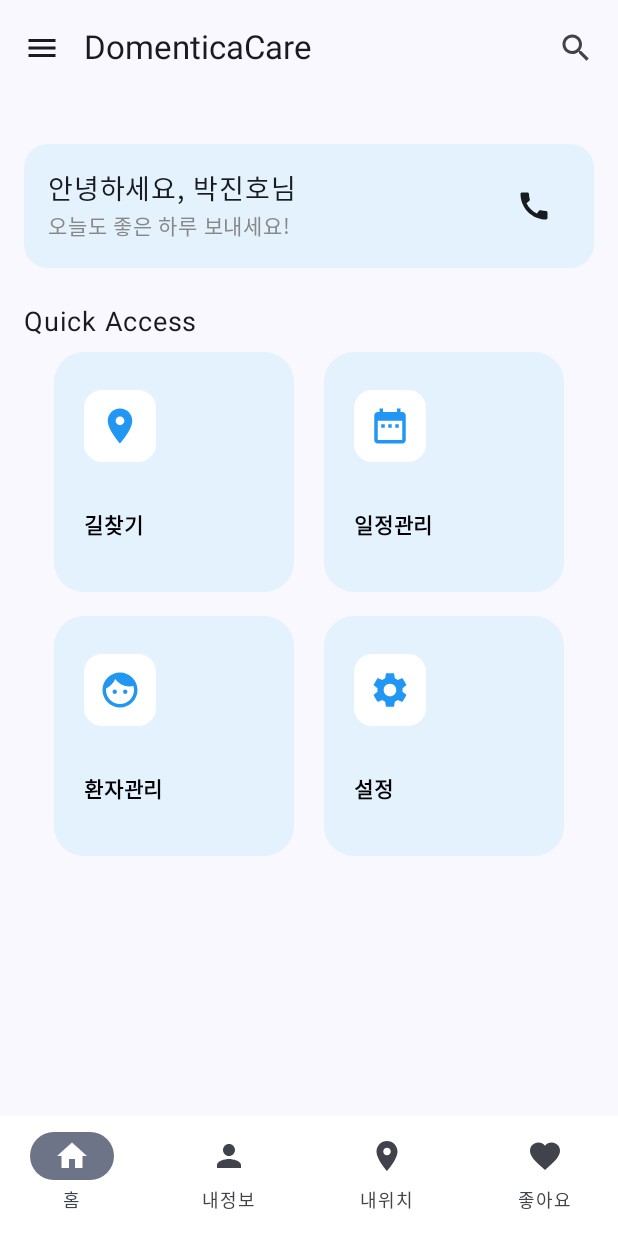
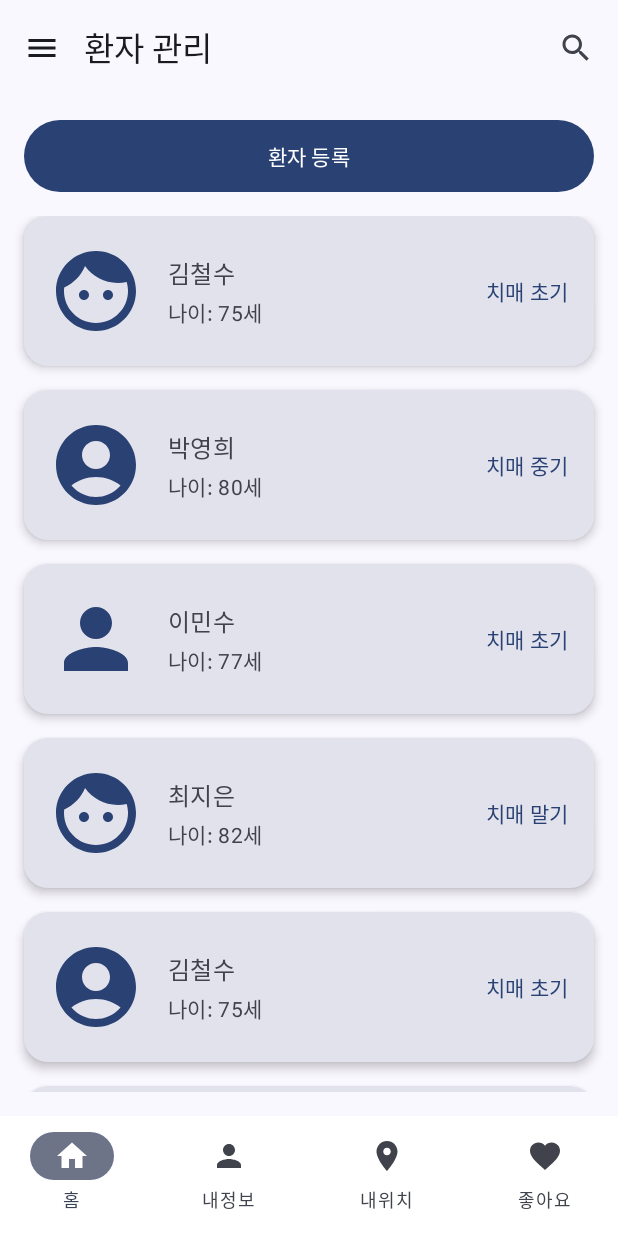
Before and after one commit to DomentiaCare/DomentiaCare, an Android app built with Jetpack Compose: the screen it shows after launch (MainActivity), after a tap on "환자관리", on a phone screen of 412 x 824 dp. Run offline under Robolectric (Android 15) with nearby library versions, the phone set to English and light mode, and no system bars; our stand-ins replace Dagger/Hilt's generated code; libraries missing offline, so code that uses them is left out: com.kakao.sdk; 1 statement that could not run was skipped.

Commit message:
환자 목록 화면
환자 목록 화면 생성, min sdk 31로 down

```diff
--- a/app/build.gradle.kts
+++ b/app/build.gradle.kts
@@ -28,7 +28,7 @@ android {
 
     defaultConfig {
         applicationId = "com.example.domentiacare"
-        minSdk = 34
+        minSdk = 31
         targetSdk = 34
         versionCode = 1
         versionName = "1.0"
@@ -76,6 +76,7 @@ dependencies {
     implementation(libs.androidx.ui.graphics)
     implementation(libs.androidx.ui.tooling.preview)
     implementation(libs.androidx.material3)
+    implementation(libs.androidx.work.runtime.ktx)
     testImplementation(libs.junit)
     androidTestImplementation(libs.androidx.junit)
     androidTestImplementation(libs.androidx.espresso.core)
--- a/app/src/main/AndroidManifest.xml
+++ b/app/src/main/AndroidManifest.xml
@@ -4,6 +4,7 @@
 
     <!-- 인터넷 사용 권한 설정-->
     <uses-permission android:name="android.permission.INTERNET" />
+    <uses-permission android:name="android.permission.POST_NOTIFICATIONS" />
     <uses-permission android:name="android.permission.READ_EXTERNAL_STORAGE"/>
     <uses-permission android:name="android.permission.WRITE_EXTERNAL_STORAGE"/>
     <application
--- a/app/src/main/java/com/example/domentiacare/MainActivity.kt
+++ b/app/src/main/java/com/example/domentiacare/MainActivity.kt
@@ -57,6 +57,7 @@ class MainActivity : ComponentActivity() {
             }
         }
     }
+
 }
 
 @Composable
--- a/app/src/main/java/com/example/domentiacare/ui/AppNavHost.kt
+++ b/app/src/main/java/com/example/domentiacare/ui/AppNavHost.kt
@@ -4,8 +4,9 @@ import androidx.compose.runtime.Composable
 import androidx.navigation.compose.NavHost
 import androidx.navigation.compose.composable
 import androidx.navigation.compose.rememberNavController
-import com.example.domentiacare.ui.screen.Schedule.AddScheduleScreen
+import com.example.domentiacare.ui.screen.schedule.AddScheduleScreen
 import com.example.domentiacare.ui.screen.home.Home
+import com.example.domentiacare.ui.screen.patientCare.PatientList
 import com.example.domentiacare.ui.screen.schedule.ScheduleScreen
 
 @Composable
@@ -22,5 +23,6 @@ fun AppNavHost() {
             val date = backStackEntry.arguments?.getString("selectedDate") ?: ""
             AddScheduleScreen(navController = navController, selectedDate = date)
         }
+        composable("patientList") { PatientList(navController) }
     }
 }
--- a/app/src/main/java/com/example/domentiacare/ui/screen/home/Home.kt
+++ b/app/src/main/java/com/example/domentiacare/ui/screen/home/Home.kt
@@ -119,7 +119,7 @@ fun Home(navController: NavController) {
                 }
                 Spacer(modifier = Modifier.height(16.dp))
                 Row(Modifier.fillMaxWidth(), horizontalArrangement = Arrangement.SpaceEvenly) {
-                    QuickAccessButton("환자관리", Icons.Default.Face, {})
+                    QuickAccessButton("환자관리", Icons.Default.Face, {navController.navigate("patientList")})
                     QuickAccessButton("설정", Icons.Default.Settings, {})
                 }
             }
--- /dev/null
+++ b/app/src/main/java/com/example/domentiacare/ui/screen/patientCare/PatientList.kt
@@ -0,0 +1,219 @@
+package com.example.domentiacare.ui.screen.patientCare
+
+import androidx.compose.foundation.layout.Arrangement
+import androidx.compose.foundation.layout.Column
+import androidx.compose.foundation.layout.Row
+import androidx.compose.foundation.layout.Spacer
+import androidx.compose.foundation.layout.fillMaxSize
+import androidx.compose.foundation.layout.fillMaxWidth
+import androidx.compose.foundation.layout.height
+import androidx.compose.foundation.layout.padding
+import androidx.compose.foundation.layout.size
+import androidx.compose.foundation.layout.width
+import androidx.compose.foundation.lazy.LazyColumn
+import androidx.compose.foundation.lazy.itemsIndexed
+import androidx.compose.foundation.shape.RoundedCornerShape
+import androidx.compose.material.icons.Icons
+import androidx.compose.material.icons.filled.AccountCircle
+import androidx.compose.material.icons.filled.Face
+import androidx.compose.material.icons.filled.Person
+import androidx.compose.material3.AlertDialog
+import androidx.compose.material3.Button
+import androidx.compose.material3.Card
+import androidx.compose.material3.CardDefaults
+import androidx.compose.material3.DrawerValue
+import androidx.compose.material3.Icon
+import androidx.compose.material3.MaterialTheme
+import androidx.compose.material3.OutlinedButton
+import androidx.compose.material3.OutlinedTextField
+import androidx.compose.material3.Scaffold
+import androidx.compose.material3.Text
+import androidx.compose.material3.rememberDrawerState
+import androidx.compose.runtime.Composable
+import androidx.compose.runtime.getValue
+import androidx.compose.runtime.mutableStateOf
+import androidx.compose.runtime.remember
+import androidx.compose.runtime.rememberCoroutineScope
+import androidx.compose.runtime.setValue
+import androidx.compose.ui.Alignment
+import androidx.compose.ui.Modifier
+import androidx.compose.ui.graphics.vector.ImageVector
+import androidx.compose.ui.unit.dp
+import androidx.compose.ui.unit.sp
+import androidx.navigation.NavController
+import com.example.domentiacare.ui.component.BottomNavBar
+import com.example.domentiacare.ui.component.TopBar
+
+data class Patient(
+    val name: String,
+    val age: Int,
+    val condition: String
+)
+
+@Composable
+fun PatientList(navController: NavController) {
+    val drawerState = rememberDrawerState(DrawerValue.Closed) // DrawerState 만들기
+    val scope = rememberCoroutineScope()
+    // ✅ 다이얼로그 표시 여부 관리
+    var showDialog by remember { mutableStateOf(false) }
+
+    val patients = listOf(
+        Patient("김철수", 75, "치매 초기"),
+        Patient("박영희", 80, "치매 중기"),
+        Patient("이민수", 77, "치매 초기"),
+        Patient("최지은", 82, "치매 말기"),
+        Patient("김철수", 75, "치매 초기"),
+        Patient("박영희", 80, "치매 중기"),
+        Patient("이민수", 77, "치매 초기"),
+        Patient("최지은", 82, "치매 말기")
+    )
+
+
+
+    Scaffold(
+        topBar = { TopBar(title = "환자 관리", drawerState, scope) },     // ✅ TopBar 적용
+        bottomBar = { BottomNavBar() }      // ✅ BottomBar 적용
+    ) { innerPadding ->
+        Column(
+            modifier = Modifier
+                .padding(innerPadding) // ✅ Scaffold 안쪽 패딩 적용
+                .fillMaxSize()
+                .padding(16.dp)
+        ) {
+            // 환자 등록 버튼
+            Button(
+                onClick = {
+                    // TODO: 등록 화면 이동
+                    showDialog = true
+                },
+                modifier = Modifier
+                    .fillMaxWidth()
+                    .height(48.dp)
+            ) {
+                Text(text = "환자 등록")
+            }
+
+            Spacer(modifier = Modifier.height(16.dp))
+
+            // 환자 리스트
+            LazyColumn(
+                verticalArrangement = Arrangement.spacedBy(16.dp),
+                modifier = Modifier.fillMaxSize()
+            ) {
+                itemsIndexed(patients) { index, patient ->
+                    PatientCard(patient, index)
+                }
+            }
+        }
+    }
+    // ✅ 다이얼로그 컴포저블 호출
+    if (showDialog) {
+        RegisterPatientDialog(
+            onDismiss = { showDialog = false },
+            onConfirm = { enteredId ->
+                // TODO: 여기서 enteredId를 저장하거나 처리
+                println("입력한 ID: $enteredId")
+                showDialog = false
+            }
+        )
+    }
+}
+
+@Composable
+fun PatientCard(patient: Patient, index: Int) {
+    Card(
+        shape = RoundedCornerShape(16.dp),
+        colors = CardDefaults.cardColors(
+            containerColor = MaterialTheme.colorScheme.surfaceVariant
+        ),
+        elevation = CardDefaults.cardElevation(
+            defaultElevation = 4.dp
+        ),
+        modifier = Modifier
+            .fillMaxWidth()
+            .height(100.dp)
+    ) {
+        Row(
+            modifier = Modifier
+                .fillMaxSize()
+                .padding(16.dp),
+            verticalAlignment = Alignment.CenterVertically
+        ) {
+            val icon: ImageVector = when (index % 3) {
+                0 -> Icons.Filled.Face
+                1 -> Icons.Filled.AccountCircle
+                else -> Icons.Filled.Person
+            }
+
+            Icon(
+                imageVector = icon,
+                contentDescription = "Patient Icon",
+                tint = MaterialTheme.colorScheme.primary,
+                modifier = Modifier.size(64.dp)
+            )
+
+            Spacer(modifier = Modifier.width(16.dp))
+
+            Column(
+                modifier = Modifier.weight(1f)
+            ) {
+                Text(
+                    text = patient.name,
+                    style = MaterialTheme.typography.titleMedium
+                )
+                Spacer(modifier = Modifier.height(4.dp))
+                Text(
+                    text = "나이: ${patient.age}세",
+                    style = MaterialTheme.typography.bodyMedium,
+                    color = MaterialTheme.colorScheme.onSurfaceVariant,
+                    fontSize = 14.sp
+                )
+            }
+
+            Spacer(modifier = Modifier.width(8.dp))
+
+            Text(
+                text = patient.condition,
+                style = MaterialTheme.typography.bodyMedium,
+                color = MaterialTheme.colorScheme.primary
+            )
+        }
+    }
+}
+
+@Composable
+fun RegisterPatientDialog(
+    onDismiss: () -> Unit,
+    onConfirm: (String) -> Unit
+) {
+    var patientId by remember { mutableStateOf("") }
+
+    AlertDialog(
+        onDismissRequest = onDismiss,
+        title = {
+            Text(text = "환자 ID 입력")
+        },
+        text = {
+            OutlinedTextField(
+                value = patientId,
+                onValueChange = { patientId = it },
+                label = { Text("ID") },
+                modifier = Modifier.fillMaxWidth()
+            )
+        },
+        confirmButton = {
+            Button(
+                onClick = { onConfirm(patientId) }
+            ) {
+                Text("등록")
+            }
+        },
+        dismissButton = {
+            OutlinedButton(
+                onClick = onDismiss
+            ) {
+                Text("취소")
+            }
+        }
+    )
+}
--- a/app/src/main/java/com/example/domentiacare/ui/screen/Schedule/AddScheduleScreen.kt
+++ b/app/src/main/java/com/example/domentiacare/ui/screen/schedule/AddScheduleScreen.kt
@@ -1,4 +1,4 @@
-package com.example.domentiacare.ui.screen.Schedule
+package com.example.domentiacare.ui.screen.schedule
 
 import android.util.Log
 import androidx.compose.foundation.layout.Column
--- a/gradle/libs.versions.toml
+++ b/gradle/libs.versions.toml
@@ -20,6 +20,7 @@ tilesToolingPreview = "1.4.0"
 horologistComposeTools = "0.6.17"
 horologistTiles = "0.6.17"
 watchfaceComplicationsDataSourceKtx = "1.2.1"
+workRuntimeKtx = "2.10.1"
 
 [libraries]
 androidx-core-ktx = { group = "androidx.core", name = "core-ktx", version.ref = "coreKtx" }
@@ -48,6 +49,7 @@ androidx-tiles-tooling-preview = { group = "androidx.wear.tiles", name = "tiles-
 horologist-compose-tools = { group = "com.google.android.horologist", name = "horologist-compose-tools", version.ref = "horologistComposeTools" }
 horologist-tiles = { group = "com.google.android.horologist", name = "horologist-tiles", version.ref = "horologistTiles" }
 androidx-watchface-complications-data-source-ktx = { group = "androidx.wear.watchface", name = "watchface-complications-data-source-ktx", version.ref = "watchfaceComplicationsDataSourceKtx" }
+androidx-work-runtime-ktx = { group = "androidx.work", name = "work-runtime-ktx", version.ref = "workRuntimeKtx" }
 
 [plugins]
 android-application = { id = "com.android.application", version.ref = "agp" }
```
Also changed, not shown: app/src/main/java/com/example/domentiacare/ui/screen/schedule/ScheduleScreen.kt (renamed from app/src/main/java/com/example/domentiacare/ui/screen/Schedule/ScheduleScreen.kt).
